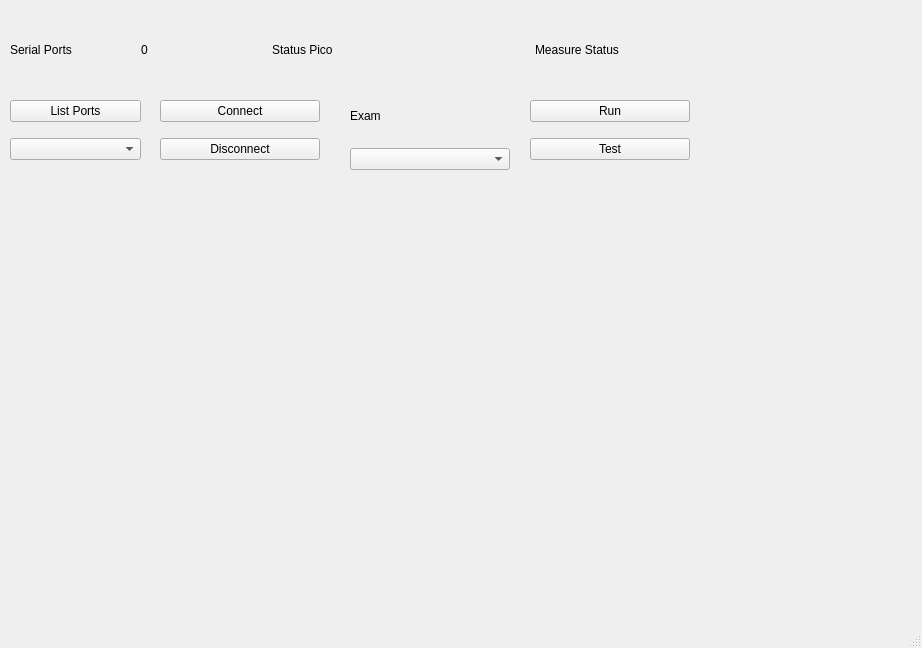
Qt form mainwindow.ui (pvesouza/Bioconnect) before a commit.
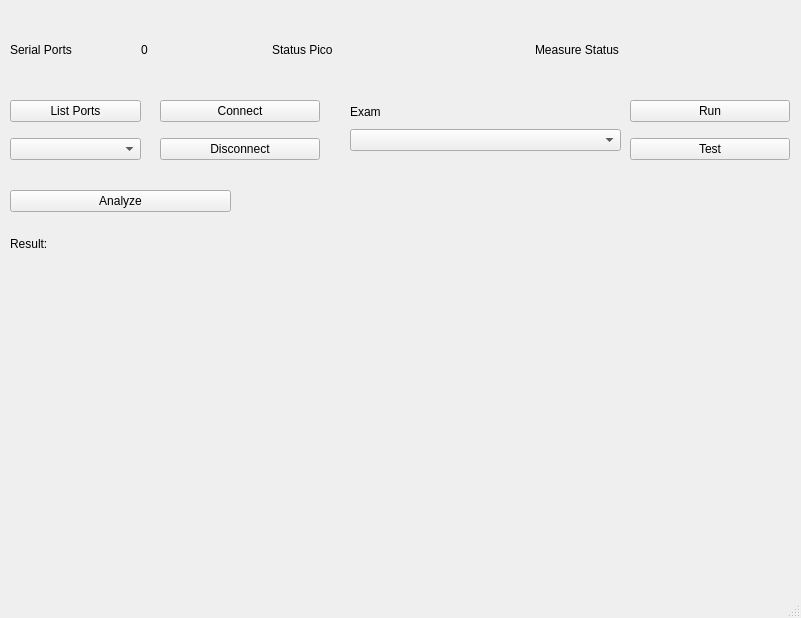
The same form after that commit.

Commit message: add api send button

Patch:
```diff
--- a/mainwindow.ui
+++ b/mainwindow.ui
@@ -6,8 +6,8 @@
    <rect>
     <x>0</x>
     <y>0</y>
-    <width>922</width>
-    <height>648</height>
+    <width>801</width>
+    <height>618</height>
    </rect>
   </property>
   <property name="windowTitle">
@@ -120,9 +120,9 @@
     <property name="geometry">
      <rect>
       <x>350</x>
-      <y>90</y>
-      <width>160</width>
-      <height>80</height>
+      <y>100</y>
+      <width>271</width>
+      <height>51</height>
      </rect>
     </property>
     <layout class="QVBoxLayout" name="verticalLayout_3">
@@ -141,7 +141,7 @@
    <widget class="QWidget" name="verticalLayoutWidget_4">
     <property name="geometry">
      <rect>
-      <x>530</x>
+      <x>630</x>
       <y>90</y>
       <width>160</width>
       <height>80</height>
@@ -167,14 +167,70 @@
    <widget class="QWidget" name="verticalLayoutWidget_5">
     <property name="geometry">
      <rect>
-      <x>350</x>
-      <y>220</y>
+      <x>240</x>
+      <y>190</y>
       <width>551</width>
       <height>381</height>
      </rect>
     </property>
     <layout class="QVBoxLayout" name="layout_chart"/>
    </widget>
+   <widget class="QWidget" name="verticalLayoutWidget_6">
+    <property name="geometry">
+     <rect>
+      <x>10</x>
+      <y>190</y>
+      <width>221</width>
+      <height>80</height>
+     </rect>
+    </property>
+    <layout class="QVBoxLayout" name="verticalLayout_5">
+     <item>
+      <widget class="QPushButton" name="pushButton_analyze">
+       <property name="text">
+        <string>Analyze</string>
+       </property>
+      </widget>
+     </item>
+     <item>
+      <layout class="QHBoxLayout" name="horizontalLayout_2">
+       <item>
+        <widget class="QLabel" name="label_6">
+         <property name="text">
+          <string>Result: </string>
+         </property>
+        </widget>
+       </item>
+       <item>
+        <widget class="QLabel" name="label_result">
+         <property name="text">
+          <string/>
+         </property>
+        </widget>
+       </item>
+      </layout>
+     </item>
+    </layout>
+   </widget>
+   <widget class="QWidget" name="horizontalLayoutWidget_3">
+    <property name="geometry">
+     <rect>
+      <x>10</x>
+      <y>539</y>
+      <width>221</width>
+      <height>31</height>
+     </rect>
+    </property>
+    <layout class="QHBoxLayout" name="horizontalLayout_3">
+     <item>
+      <widget class="QLabel" name="label_status_api">
+       <property name="text">
+        <string/>
+       </property>
+      </widget>
+     </item>
+    </layout>
+   </widget>
   </widget>
   <widget class="QMenuBar" name="menubar">
    <property name="geometry">
```
Left out of the diff: 20 changed lines with no effect on the pictures. The commit also changes 3 other files.
